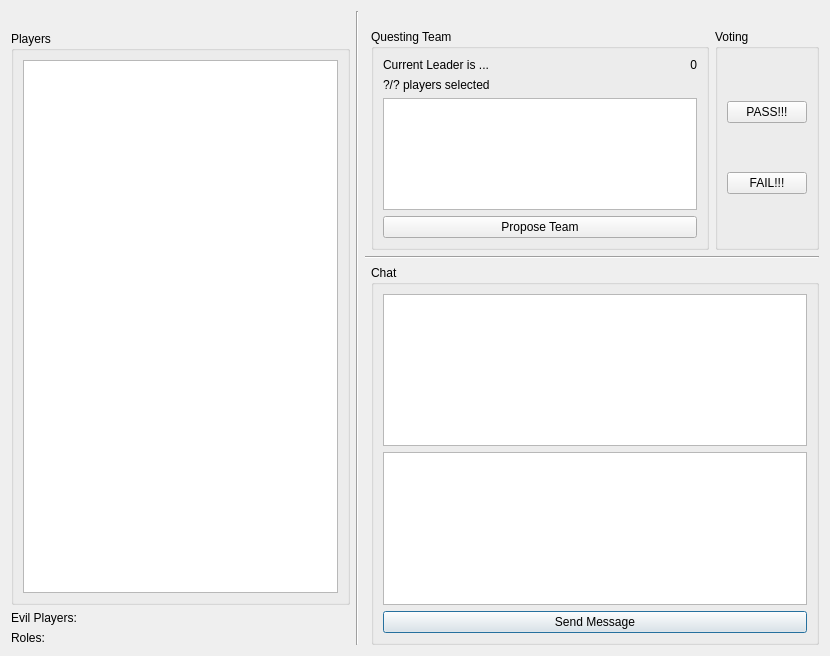
The window that src/gui/gamewindow.ui (JRandomHacker/CS429-Avalon) describes before a commit, drawn with Qt 5.
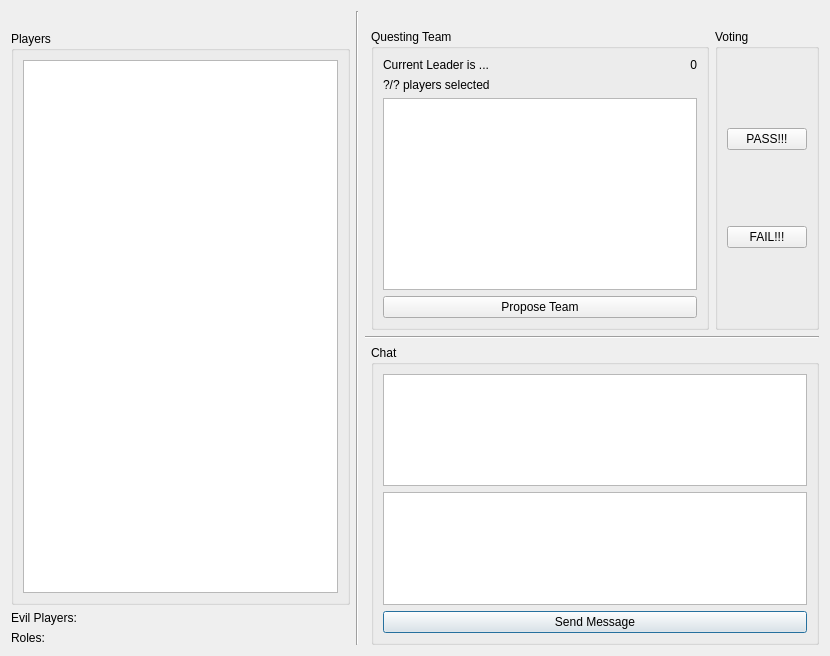
The same window after the commit. Icons and pictures are not drawn.

Diff of the .ui file:
```diff
--- a/src/gui/gamewindow.ui
+++ b/src/gui/gamewindow.ui
@@ -59,12 +59,21 @@
          <layout class="QHBoxLayout" name="horizontalLayout">
           <item>
            <widget class="QLabel" name="leaderLabel">
+            <property name="sizePolicy">
+             <sizepolicy hsizetype="Expanding" vsizetype="Preferred">
+              <horstretch>0</horstretch>
+              <verstretch>0</verstretch>
+             </sizepolicy>
+            </property>
             <property name="text">
              <string>Current Leader is ...</string>
             </property>
             <property name="alignment">
              <set>Qt::AlignLeading|Qt::AlignLeft|Qt::AlignVCenter</set>
             </property>
+            <property name="wordWrap">
+             <bool>true</bool>
+            </property>
            </widget>
           </item>
           <item>
@@ -73,7 +82,7 @@
              <string>0</string>
             </property>
             <property name="alignment">
-             <set>Qt::AlignRight|Qt::AlignTrailing|Qt::AlignVCenter</set>
+             <set>Qt::AlignRight|Qt::AlignTop|Qt::AlignTrailing</set>
             </property>
            </widget>
           </item>
```
